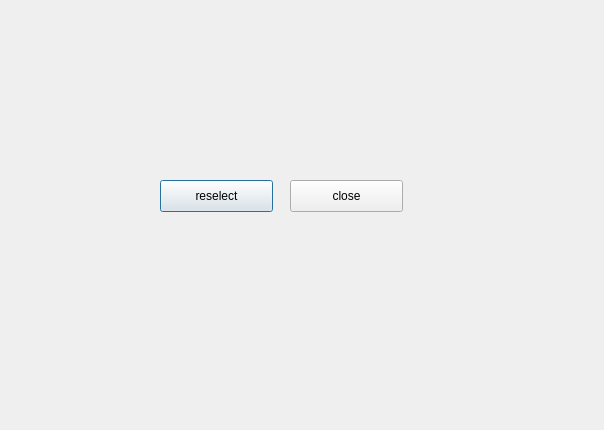
Above: resultDialog_ui.ui from fangjingyan/ECE656project before the change. Below: the same form after it.
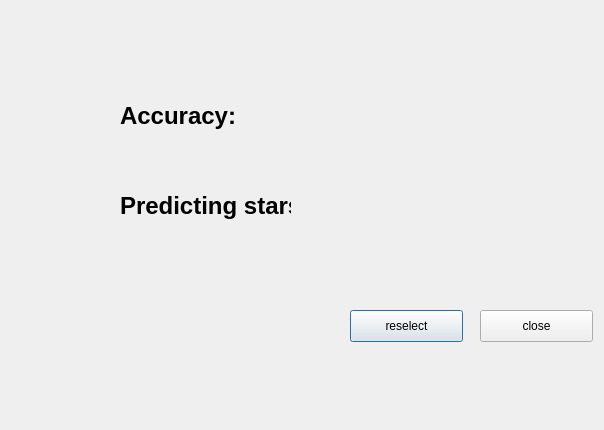
That is the form after the change.

Patch:
```diff
--- a/resultDialog_ui.ui
+++ b/resultDialog_ui.ui
@@ -16,8 +16,8 @@
   <widget class="QPushButton" name="reselectPushButton">
    <property name="geometry">
     <rect>
-     <x>160</x>
-     <y>180</y>
+     <x>350</x>
+     <y>310</y>
      <width>113</width>
      <height>32</height>
     </rect>
@@ -29,8 +29,8 @@
   <widget class="QPushButton" name="close">
    <property name="geometry">
     <rect>
-     <x>290</x>
-     <y>180</y>
+     <x>480</x>
+     <y>310</y>
      <width>113</width>
      <height>32</height>
     </rect>
@@ -39,6 +39,86 @@
     <string>close</string>
    </property>
   </widget>
+  <widget class="QLabel" name="label">
+   <property name="geometry">
+    <rect>
+     <x>120</x>
+     <y>90</y>
+     <width>171</width>
+     <height>51</height>
+    </rect>
+   </property>
+   <property name="font">
+    <font>
+     <pointsize>18</pointsize>
+     <weight>75</weight>
+     <bold>true</bold>
+    </font>
+   </property>
+   <property name="text">
+    <string>Accuracy:</string>
+   </property>
+  </widget>
+  <widget class="QLabel" name="label_2">
+   <property name="geometry">
+    <rect>
+     <x>120</x>
+     <y>180</y>
+     <width>171</width>
+     <height>51</height>
+    </rect>
+   </property>
+   <property name="font">
+    <font>
+     <pointsize>18</pointsize>
+     <weight>75</weight>
+     <bold>true</bold>
+    </font>
+   </property>
+   <property name="text">
+    <string>Predicting stars:</string>
+   </property>
+  </widget>
+  <widget class="QLabel" name="accuracy">
+   <property name="geometry">
+    <rect>
+     <x>340</x>
+     <y>90</y>
+     <width>171</width>
+     <height>51</height>
+    </rect>
+   </property>
+   <property name="font">
+    <font>
+     <pointsize>18</pointsize>
+     <weight>75</weight>
+     <bold>true</bold>
+    </font>
+   </property>
+   <property name="text">
+    <string/>
+   </property>
+  </widget>
+  <widget class="QLabel" name="predicting_stars">
+   <property name="geometry">
+    <rect>
+     <x>340</x>
+     <y>180</y>
+     <width>171</width>
+     <height>51</height>
+    </rect>
+   </property>
+   <property name="font">
+    <font>
+     <pointsize>18</pointsize>
+     <weight>75</weight>
+     <bold>true</bold>
+    </font>
+   </property>
+   <property name="text">
+    <string/>
+   </property>
+  </widget>
  </widget>
  <resources/>
  <connections/>
```
